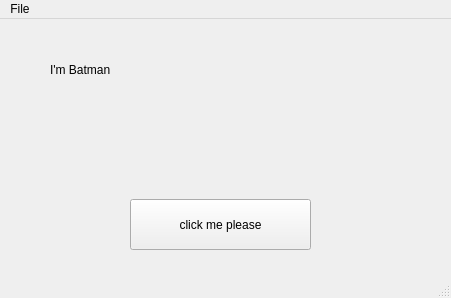
First picture: the form in test.ui, repository Bernardo-07/PyQt5-Tutorial, before the edit.
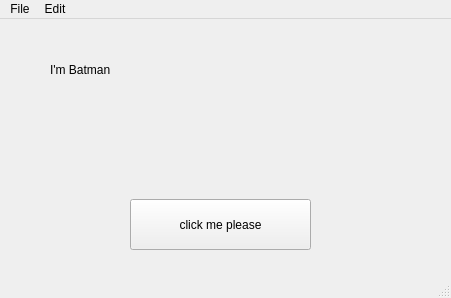
Second picture: the form after the edit.

Commit message: Shortcuts, Status Bar and Triggers

The edit to the form file:
```diff
--- a/test.ui
+++ b/test.ui
@@ -54,8 +54,18 @@
     <property name="title">
      <string>File</string>
     </property>
+    <addaction name="actionNew"/>
+    <addaction name="actionSave"/>
+   </widget>
+   <widget class="QMenu" name="menuEdit">
+    <property name="title">
+     <string>Edit</string>
+    </property>
+    <addaction name="actionCopy"/>
+    <addaction name="actionPaste"/>
    </widget>
    <addaction name="menuFile"/>
+   <addaction name="menuEdit"/>
   </widget>
   <widget class="QStatusBar" name="statusbar"/>
  </widget>
```
Left out of the diff: 47 changed lines with no effect on the pictures. The commit also changes 1 other file.
